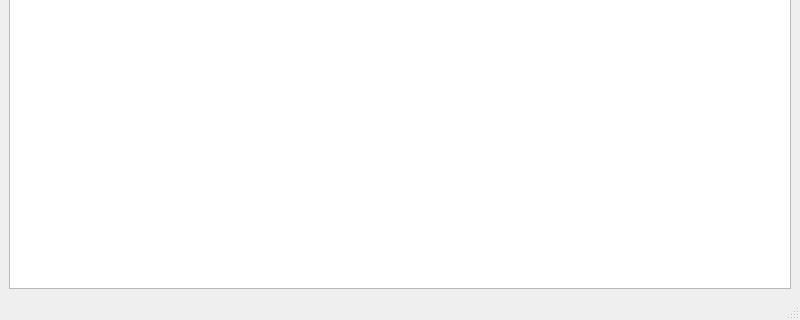
Above: gui/mainWindow.ui from Luis8811/PythonGUI before the change; both pictures show x 0 to 800 and y 280 to 600 of the 800 by 600 pixel window. Below: the same form after it.
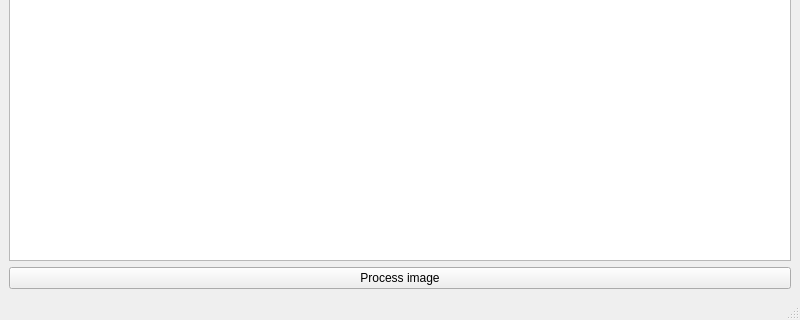
That is the form after the change.

Commit message: Adding button below the table

Patch:
```diff
--- a/gui/mainWindow.ui
+++ b/gui/mainWindow.ui
@@ -18,6 +18,13 @@
     <item row="0" column="0">
      <widget class="QTableWidget" name="photosTableWidget"/>
     </item>
+    <item row="1" column="0">
+     <widget class="QPushButton" name="pushButton">
+      <property name="text">
+       <string>Process image</string>
+      </property>
+     </widget>
+    </item>
    </layout>
   </widget>
   <widget class="QMenuBar" name="menubar">
```
